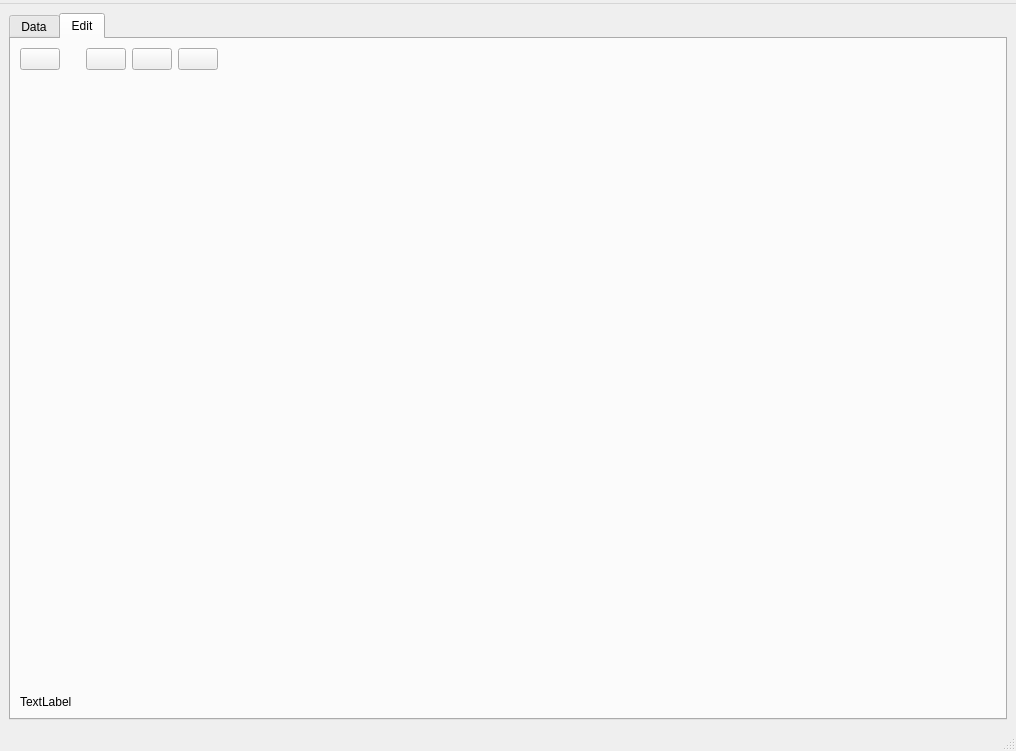
myousefnezhad/easyfmri, file GUI/frmDataEditorGUI.ui: the form before one commit.
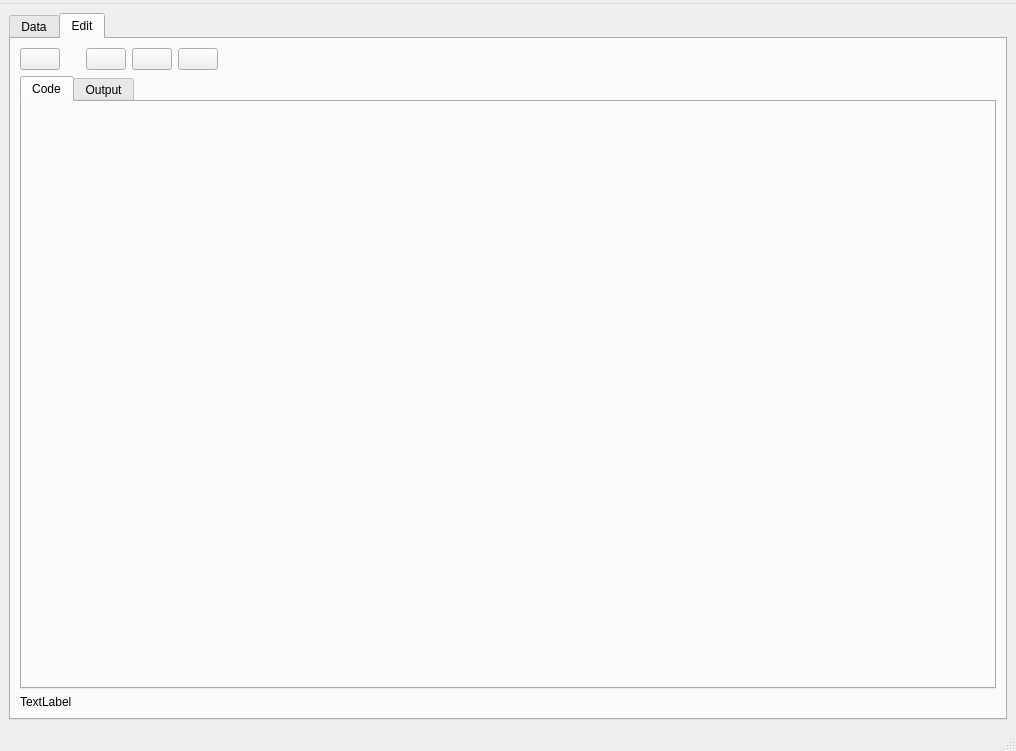
The form after the commit. The open tabs and pages were chosen to show the change. Icons and pictures are not drawn.

Commit message: new output for code in easy Edit

```diff
--- a/GUI/frmDataEditorGUI.ui
+++ b/GUI/frmDataEditorGUI.ui
@@ -18,7 +18,7 @@
     <normaloff>./icons/icons8-database-64.png</normaloff>./icons/icons8-database-64.png</iconset>
   </property>
   <widget class="QWidget" name="centralwidget">
-   <layout class="QHBoxLayout" name="horizontalLayout_6">
+   <layout class="QVBoxLayout" name="verticalLayout_5">
     <item>
      <widget class="QTabWidget" name="tabWidget2">
       <property name="currentIndex">
@@ -826,13 +826,39 @@
            </layout>
           </item>
           <item>
-           <widget class="QWidget" name="Code" native="true">
-            <property name="sizePolicy">
-             <sizepolicy hsizetype="MinimumExpanding" vsizetype="MinimumExpanding">
-              <horstretch>0</horstretch>
-              <verstretch>0</verstretch>
-             </sizepolicy>
+           <widget class="QTabWidget" name="tabWidgetCode">
+            <property name="currentIndex">
+             <number>0</number>
             </property>
+            <widget class="QWidget" name="tab_5">
+             <property name="sizePolicy">
+              <sizepolicy hsizetype="Preferred" vsizetype="Preferred">
+               <horstretch>0</horstretch>
+               <verstretch>0</verstretch>
+              </sizepolicy>
+             </property>
+             <attribute name="title">
+              <string>Code</string>
+             </attribute>
+             <layout class="QVBoxLayout" name="verticalLayout_6">
+              <item>
+               <widget class="QWidget" name="Code" native="true"/>
+              </item>
+             </layout>
+            </widget>
+            <widget class="QWidget" name="tab_6">
+             <property name="locale">
+              <locale language="Geez" country="Ethiopia"/>
+             </property>
+             <attribute name="title">
+              <string>Output</string>
+             </attribute>
+             <layout class="QVBoxLayout" name="verticalLayout_7">
+              <item>
+               <widget class="QTextEdit" name="txtCodeOut"/>
+              </item>
+             </layout>
+            </widget>
            </widget>
           </item>
           <item>
```
Left out of the diff: 48 changed lines with no effect on the pictures. The commit also changes 2 other files.
